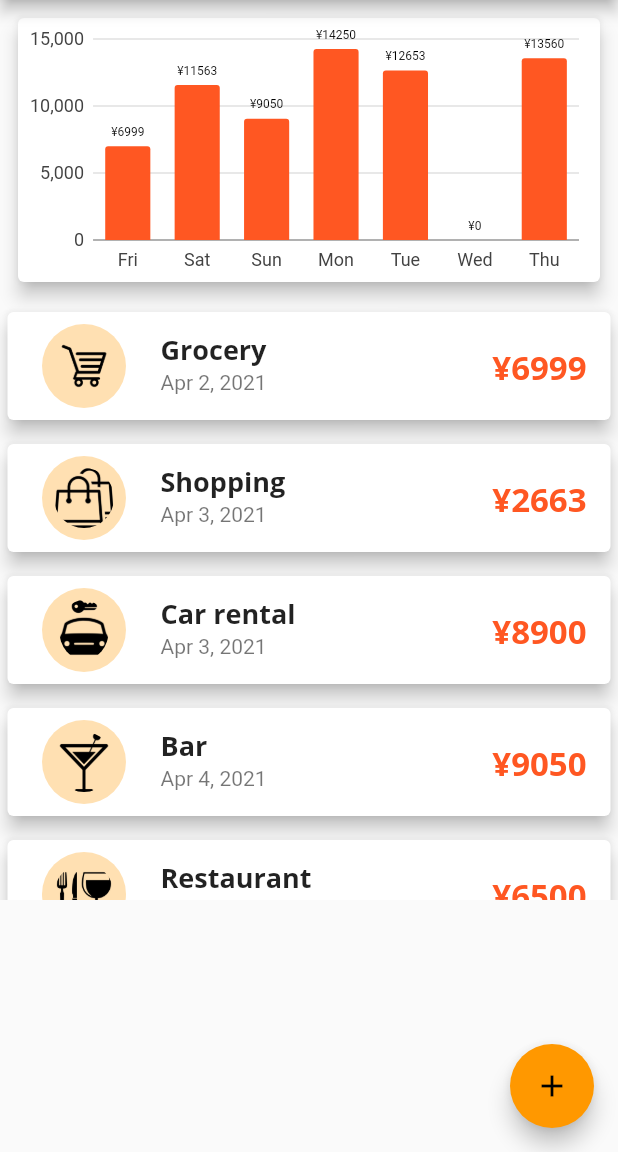
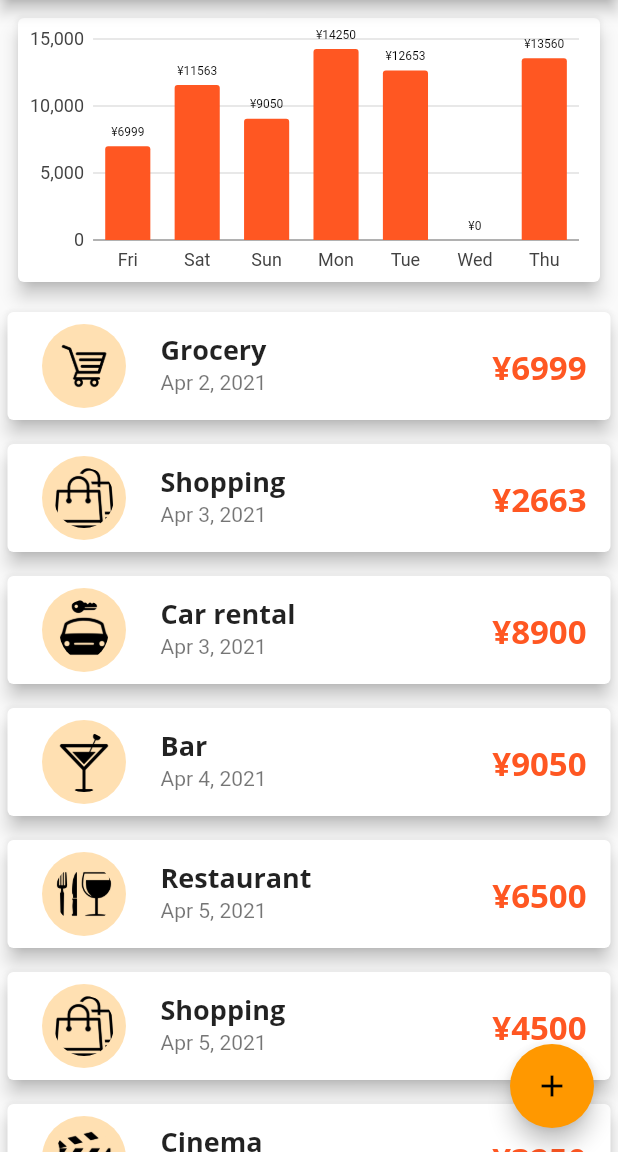
Before and after one commit to oFrederic/perso-expense, a Flutter app: the screen it shows after launch, on a phone screen of 412 x 824 dp, the part 84-1236 px from its top. Run offline on Flutter 3.47's test engine with Material 2 defaults, Android fonts, the phone set to English and light mode, and no system bars; our stand-ins replace charts_flutter.

Commit message:
add screenshoot

```diff
--- a/lib/widgets/transaction_list.dart
+++ b/lib/widgets/transaction_list.dart
@@ -41,7 +41,7 @@ class TransactionList extends StatelessWidget {
   @override
   Widget build(BuildContext context) {
     return Container(
-      height: 400,
+      height: 600,
       child: transactions.isEmpty
           ? Column(
               children: [
```
Also changed, not shown: assets/screenshoot/Screenshot_1.jpg (added), assets/screenshoot/Screenshot_2.jpg (added), assets/screenshoot/Screenshot_3.jpg (added), pubspec.lock.
